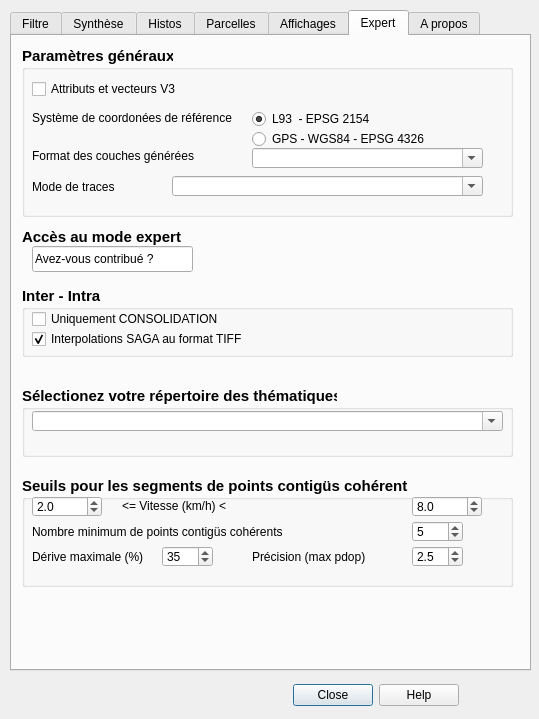
Qt form Physiocap3_dialog_base.ui (jhemmi/Physiocap3) before a commit.
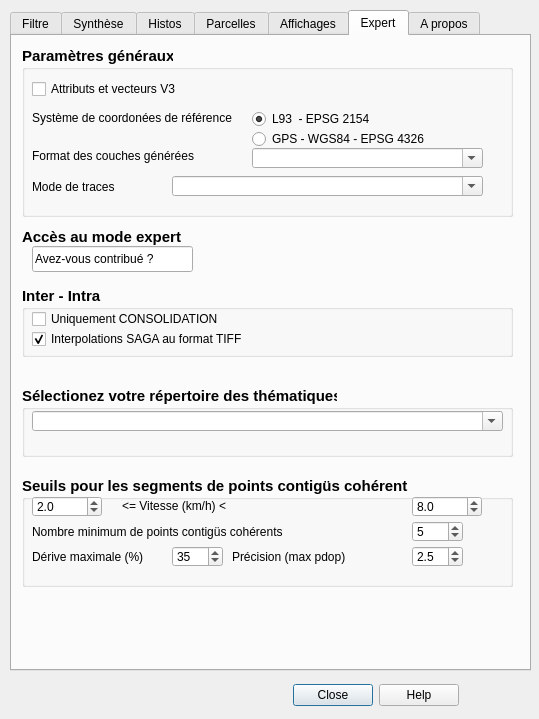
The same form after that commit. The open tabs and pages were chosen to show the change.

Diff of the .ui file:
```diff
--- a/Physiocap3_dialog_base.ui
+++ b/Physiocap3_dialog_base.ui
@@ -4220,7 +4220,7 @@
        <rect>
         <x>10</x>
         <y>70</y>
-        <width>121</width>
+        <width>131</width>
         <height>21</height>
        </rect>
       </property>
@@ -4282,7 +4282,7 @@
      <widget class="QSpinBox" name="spinBoxDeriveMaxSegment">
       <property name="geometry">
        <rect>
-        <x>140</x>
+        <x>150</x>
         <y>70</y>
         <width>51</width>
         <height>21</height>
@@ -4352,9 +4352,9 @@
      <widget class="QLabel" name="lab_1042">
       <property name="geometry">
        <rect>
-        <x>230</x>
+        <x>210</x>
         <y>70</y>
-        <width>151</width>
+        <width>171</width>
         <height>21</height>
        </rect>
       </property>
@@ -4380,7 +4380,7 @@
        <rect>
         <x>10</x>
         <y>45</y>
-        <width>281</width>
+        <width>371</width>
         <height>21</height>
        </rect>
       </property>
@@ -4438,7 +4438,7 @@
        <rect>
         <x>100</x>
         <y>20</y>
-        <width>211</width>
+        <width>271</width>
         <height>21</height>
        </rect>
       </property>
@@ -4576,7 +4576,7 @@
        <rect>
         <x>10</x>
         <y>20</y>
-        <width>221</width>
+        <width>311</width>
         <height>26</height>
        </rect>
       </property>
@@ -4602,7 +4602,7 @@
        <rect>
         <x>10</x>
         <y>40</y>
-        <width>251</width>
+        <width>321</width>
         <height>26</height>
        </rect>
       </property>
@@ -4648,7 +4648,7 @@
        <rect>
         <x>10</x>
         <y>30</y>
-        <width>181</width>
+        <width>251</width>
         <height>26</height>
        </rect>
       </property>
@@ -4774,7 +4774,7 @@
        <rect>
         <x>230</x>
         <y>60</y>
-        <width>201</width>
+        <width>221</width>
         <height>26</height>
        </rect>
       </property>
@@ -4805,7 +4805,7 @@
        <rect>
         <x>230</x>
         <y>80</y>
-        <width>181</width>
+        <width>211</width>
         <height>26</height>
        </rect>
       </property>
```
Left out of the diff: 6 changed lines with no effect on the pictures.
